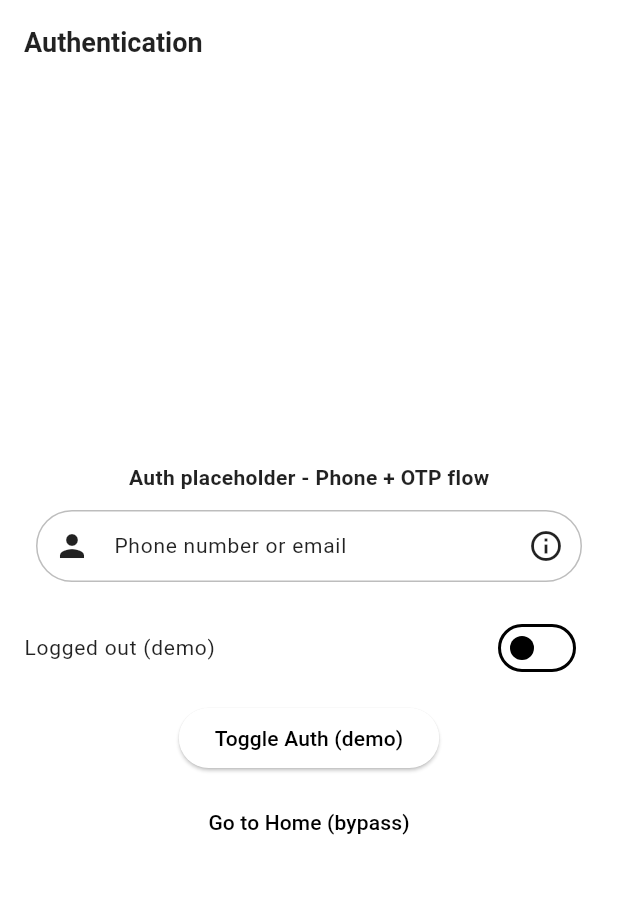
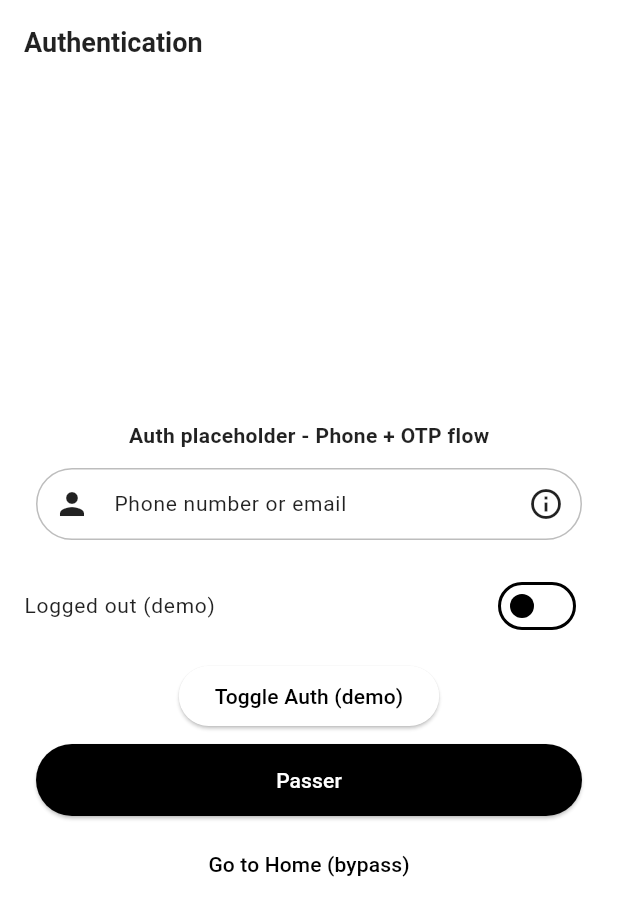
Before and after one commit to KerritoIslam/3amerli_app, a Flutter app: the screen it shows after launch, on a phone screen of 412 x 824 dp. Shown: the top 916 px of the screen. Run offline on Flutter 3.47's test engine with Material 3 defaults, Android fonts, the phone set to English and light mode, and no system bars; our stand-ins replace dio, equatable, flutter_bloc, flutter_secure_storage, get_it, go_router and 1 more.

Commit message:
chore: UI - AppTextField & AppButton (styled), auth page demo; android: bump AGP to 8.6.0 & Kotlin 2.1.0

```diff
--- a/lib/features/auth/app/pages/auth_page.dart
+++ b/lib/features/auth/app/pages/auth_page.dart
@@ -6,6 +6,7 @@ import '../../../auth/app/bloc/auth_state.dart';
 import '../../../auth/app/bloc/auth_event.dart';
 import 'package:go_router/go_router.dart';
 import '../../../../widgets/app_text_feild.dart';
+import '../../../../widgets/app_button.dart';
 
 class AuthPage extends StatefulWidget {
   const AuthPage({super.key});
@@ -96,6 +97,21 @@ class _AuthPageState extends State<AuthPage> {
             ),
 
             const SizedBox(height: 8),
+            // Demo app-styled button
+            Padding(
+              padding: const EdgeInsets.symmetric(horizontal: 24.0),
+              child: AppButton(
+                text: 'Passer',
+                onPressed: () {
+                  GoRouter.of(context).go('/home');
+                },
+                // default full circular primary-filled style
+                tooltip: 'Passer (demo)',
+                height: 48,
+              ),
+            ),
+
+            const SizedBox(height: 8),
             TextButton(
               onPressed: () {
                 // navigate to home for manual test
--- /dev/null
+++ b/lib/widgets/app_button.dart
@@ -0,0 +1,155 @@
+import 'package:flutter/material.dart';
+
+import '../utils/constants/app_colors.dart';
+import '../utils/constants/app_dimensions.dart';
+
+/// AppButton
+///
+/// A flexible, app-styled button used across the application.
+/// Defaults:
+/// - full circular corners (AppDimensions.radiusFull)
+/// - filled with theme primary color
+class AppButton extends StatelessWidget {
+  const AppButton({
+    super.key,
+    required this.onPressed,
+    required this.text,
+    this.icon,
+    this.backgroundColor,
+    this.textColor,
+    this.borderRadius = AppDimensions.radiusFull,
+    this.borderColor,
+    this.borderWidth = 1.0,
+    this.padding = const EdgeInsets.symmetric(horizontal: 16, vertical: 12),
+    this.height,
+    this.width,
+    this.isLoading = false,
+    this.enabled = true,
+    this.textStyle,
+    this.isOutlined = false,
+    this.isFilled = true,
+    this.isText = false,
+    this.tooltip,
+  });
+
+  // Core
+  final VoidCallback? onPressed;
+  final String text;
+  final Widget? icon;
+
+  // Styling
+  final Color? backgroundColor;
+  final Color? textColor;
+  final double borderRadius;
+  final Color? borderColor;
+  final double borderWidth;
+  final EdgeInsetsGeometry padding;
+  final double? height;
+  final double? width;
+
+  // Behavior
+  final bool isLoading;
+  final bool enabled;
+
+  // Text
+  final TextStyle? textStyle;
+
+  // Shape & Type
+  final bool isOutlined;
+  final bool isFilled;
+  final bool isText;
+
+  // Accessibility
+  final String? tooltip;
+
+  @override
+  Widget build(BuildContext context) {
+    final theme = Theme.of(context);
+    final Color primary = backgroundColor ?? theme.colorScheme.primary;
+    final Color onPrimary = textColor ?? theme.colorScheme.onPrimary;
+    final Color resolvedBorderColor = borderColor ?? AppColors.greyBorder;
+
+    final child = isLoading
+        ? SizedBox(
+            height: height != null ? (height! * 0.5) : 16,
+            width: height != null ? (height! * 0.5) : 16,
+            child: const Center(
+              child: CircularProgressIndicator(strokeWidth: 2.0),
+            ),
+          )
+        : Row(
+            mainAxisSize: MainAxisSize.min,
+            mainAxisAlignment: MainAxisAlignment.center,
+            children: [
+              if (icon != null) ...[
+                icon!,
+                const SizedBox(width: 8),
+              ],
+              Flexible(
+                child: Text(
+                  text,
+                  overflow: TextOverflow.ellipsis,
+                  style: textStyle ?? theme.textTheme.labelLarge?.copyWith(color: onPrimary),
+                ),
+              ),
+            ],
+          );
+
+    final buttonChild = Padding(
+      padding: padding,
+      child: Center(child: child),
+    );
+
+    final shape = RoundedRectangleBorder(
+      borderRadius: BorderRadius.circular(borderRadius),
+      side: BorderSide(color: resolvedBorderColor, width: borderWidth),
+    );
+
+    Widget button;
+
+    final effectiveOnPressed = (enabled && !isLoading) ? onPressed : null;
+
+    if (isText) {
+      button = TextButton(
+        onPressed: effectiveOnPressed,
+        style: TextButton.styleFrom(
+          padding: EdgeInsets.zero,
+          shape: shape,
+          foregroundColor: textColor ?? theme.textTheme.labelLarge?.color,
+        ),
+        child: SizedBox(width: width, height: height, child: buttonChild),
+      );
+    } else if (isOutlined) {
+      button = OutlinedButton(
+        onPressed: effectiveOnPressed,
+        style: OutlinedButton.styleFrom(
+          side: BorderSide(color: resolvedBorderColor, width: borderWidth),
+          padding: EdgeInsets.zero,
+          shape: RoundedRectangleBorder(borderRadius: BorderRadius.circular(borderRadius)),
+          foregroundColor: textColor ?? theme.colorScheme.primary,
+          backgroundColor: isFilled ? primary.withOpacity(0.02) : Colors.transparent,
+        ),
+        child: SizedBox(width: width, height: height, child: buttonChild),
+      );
+    } else {
+      // Filled (default)
+      button = ElevatedButton(
+        onPressed: effectiveOnPressed,
+        style: ElevatedButton.styleFrom(
+          backgroundColor: primary,
+          foregroundColor: onPrimary,
+          shape: RoundedRectangleBorder(borderRadius: BorderRadius.circular(borderRadius)),
+          padding: EdgeInsets.zero,
+        ),
+        child: SizedBox(width: width, height: height, child: buttonChild),
+      );
+    }
+
+    final wrapped = tooltip != null ? Tooltip(message: tooltip!, child: button) : button;
+
+    return ConstrainedBox(
+      constraints: BoxConstraints(minHeight: 0),
+      child: wrapped,
+    );
+  }
+}
```
Also changed, not shown: 1 other file.
